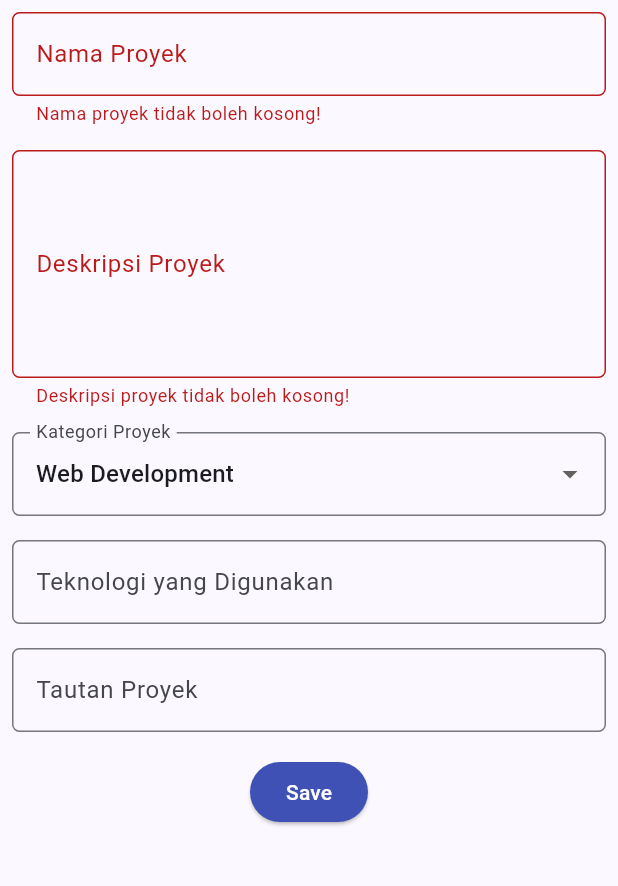
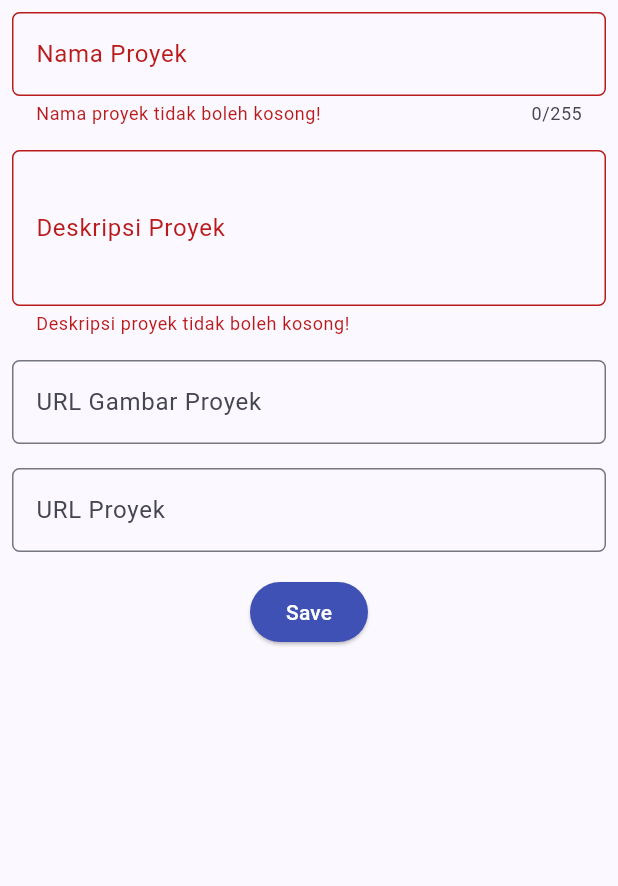
Before and after one commit to adpsxx/myportofolio_mobile, a Flutter app: the ProjectFormPage screen opened directly, after a tap on "Save", on a phone screen of 412 x 824 dp, the part 84-970 px from its top. Run offline on Flutter 3.47's test engine with Material 3 defaults, Android fonts, the phone set to English and light mode, and no system bars; our stand-ins replace material_ui.

Commit message:
feat: Chagne project form input so it similar to the one on the web version

```diff
--- a/lib/screens/project_form.dart
+++ b/lib/screens/project_form.dart
@@ -9,21 +9,16 @@ class ProjectFormPage extends StatefulWidget {
 }
 
 class _ProjectFormPageState extends State<ProjectFormPage> {
+  static const String _defaultThumbnail =
+      'https://ik.imagekit.io/hefciv25h/portfolio/placeholder.jpg';
+  static const String _defaultProjectLink = 'https://github.com/adpsxx';
+
   final _formKey = GlobalKey<FormState>();
 
-  String _projectName = "";
+  String _title = "";
   String _description = "";
-  String _category = "Web Development"; // default
-  String _technologies = "";
+  String _thumbnail = "";
   String _projectLink = "";
-
-  final List<String> _categories = [
-    'Web Development',
-    'Mobile Development',
-    'Machine Learning',
-    'Data Science',
-    'Other',
-  ];
 
   @override
   Widget build(BuildContext context) {
@@ -44,12 +39,13 @@ class _ProjectFormPageState extends State<ProjectFormPage> {
           child: Column(
             crossAxisAlignment: CrossAxisAlignment.start,
             children: [
-                // === Project Name ===
+              // === Project Title ===
               Padding(
                 padding: const EdgeInsets.all(8.0),
                 child: TextFormField(
+                  maxLength: 255,
                   decoration: InputDecoration(
-                      hintText: "Nama Proyek",
+                    hintText: "Portfolio Website",
                     labelText: "Nama Proyek",
                     border: OutlineInputBorder(
                       borderRadius: BorderRadius.circular(5.0),
@@ -57,7 +53,7 @@ class _ProjectFormPageState extends State<ProjectFormPage> {
                   ),
                   onChanged: (String? value) {
                     setState(() {
-                        _projectName = value!;
+                      _title = value ?? "";
                     });
                   },
                   validator: (String? value) {
@@ -73,9 +69,10 @@ class _ProjectFormPageState extends State<ProjectFormPage> {
               Padding(
                 padding: const EdgeInsets.all(8.0),
                 child: TextFormField(
+                  minLines: 3,
                   maxLines: 5,
                   decoration: InputDecoration(
-                      hintText: "Deskripsi Proyek",
+                    hintText: "Ceritakan Proyekmu",
                     labelText: "Deskripsi Proyek",
                     border: OutlineInputBorder(
                       borderRadius: BorderRadius.circular(5.0),
@@ -83,7 +80,7 @@ class _ProjectFormPageState extends State<ProjectFormPage> {
                   ),
                   onChanged: (String? value) {
                     setState(() {
-                        _description = value!;
+                      _description = value ?? "";
                     });
                   },
                   validator: (String? value) {
@@ -95,45 +92,21 @@ class _ProjectFormPageState extends State<ProjectFormPage> {
                 ),
               ),
 
-                // === Category ===
-                Padding(
-                  padding: const EdgeInsets.all(8.0),
-                  child: DropdownButtonFormField<String>(
-                    decoration: InputDecoration(
-                      labelText: "Kategori Proyek",
-                      border: OutlineInputBorder(
-                        borderRadius: BorderRadius.circular(5.0),
-                      ),
-                    ),
-                    initialValue: _category,
-                    items: _categories
-                        .map((category) => DropdownMenuItem(
-                              value: category,
-                              child: Text(category),
-                            ))
-                        .toList(),
-                    onChanged: (String? newValue) {
-                      setState(() {
-                        _category = newValue!;
-                      });
-                    },
-                  ),
-                ),
-
-                // === Technologies ===
+              // === Thumbnail URL ===
               Padding(
                 padding: const EdgeInsets.all(8.0),
                 child: TextFormField(
+                  keyboardType: TextInputType.url,
                   decoration: InputDecoration(
-                      hintText: "Contoh: Flutter, Django, Figma",
-                      labelText: "Teknologi yang Digunakan",
+                    hintText: _defaultThumbnail,
+                    labelText: "URL Gambar Proyek",
                     border: OutlineInputBorder(
                       borderRadius: BorderRadius.circular(5.0),
                     ),
                   ),
                   onChanged: (String? value) {
                     setState(() {
-                        _technologies = value!;
+                      _thumbnail = value ?? "";
                     });
                   },
                 ),
@@ -143,16 +116,17 @@ class _ProjectFormPageState extends State<ProjectFormPage> {
               Padding(
                 padding: const EdgeInsets.all(8.0),
                 child: TextFormField(
+                  keyboardType: TextInputType.url,
                   decoration: InputDecoration(
-                      hintText: "URL Proyek (opsional)",
-                      labelText: "Tautan Proyek",
+                    hintText: _defaultProjectLink,
+                    labelText: "URL Proyek",
                     border: OutlineInputBorder(
                       borderRadius: BorderRadius.circular(5.0),
                     ),
                   ),
                   onChanged: (String? value) {
                     setState(() {
-                        _projectLink = value!;
+                      _projectLink = value ?? "";
                     });
                   },
                 ),
@@ -170,6 +144,13 @@ class _ProjectFormPageState extends State<ProjectFormPage> {
                     ),
                     onPressed: () {
                       if (_formKey.currentState!.validate()) {
+                        final thumbnailValue = _thumbnail.trim().isEmpty
+                            ? _defaultThumbnail
+                            : _thumbnail.trim();
+                        final projectLinkValue = _projectLink.trim().isEmpty
+                            ? _defaultProjectLink
+                            : _projectLink.trim();
+
                         showDialog(
                           context: context,
                           builder: (context) {
@@ -181,11 +162,10 @@ class _ProjectFormPageState extends State<ProjectFormPage> {
                                   crossAxisAlignment:
                                       CrossAxisAlignment.start,
                                   children: [
-                                      Text('Nama Proyek: $_projectName'),
-                                      Text('Deskripsi: $_description'),
-                                      Text('Kategori: $_category'),
-                                      Text('Teknologi: $_technologies'),
-                                      Text('Tautan: $_projectLink'),
+                                    Text('Nama Proyek: ${_title.trim()}'),
+                                    Text('Deskripsi: ${_description.trim()}'),
+                                    Text('URL Gambar Proyek: $thumbnailValue'),
+                                    Text('URL Proyek: $projectLinkValue'),
                                   ],
                                 ),
                               ),
@@ -195,6 +175,12 @@ class _ProjectFormPageState extends State<ProjectFormPage> {
                                   onPressed: () {
                                     Navigator.pop(context);
                                     _formKey.currentState!.reset();
+                                    setState(() {
+                                      _title = "";
+                                      _description = "";
+                                      _thumbnail = "";
+                                      _projectLink = "";
+                                    });
                                   },
                                 ),
                               ],
```
Lines whose indentation alone changed are shown as unchanged.
